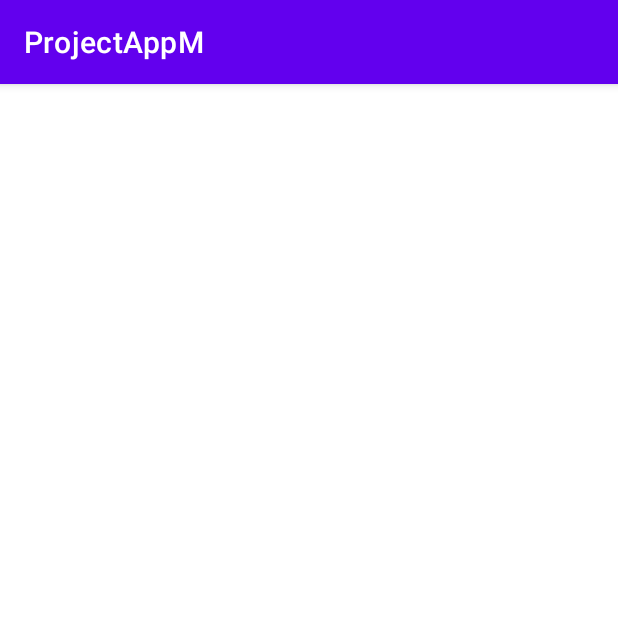
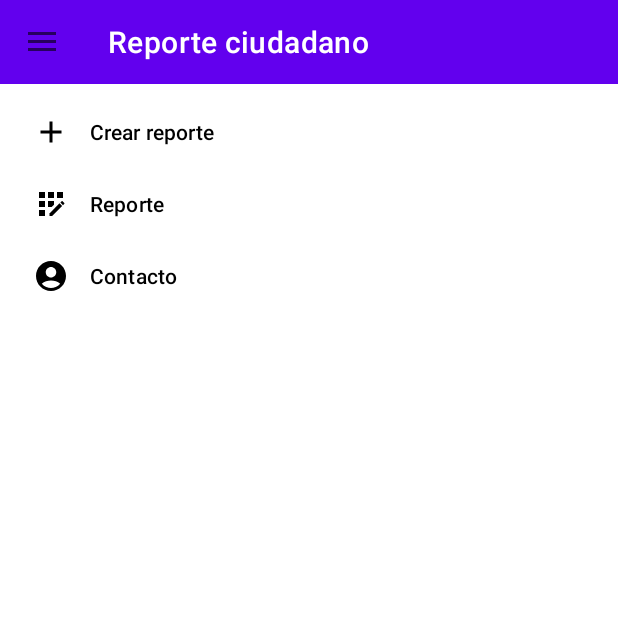
Before and after one commit to ELMANUZaZa/ProjectAppMobile, an Android app: the screen it shows after launch (MainActivity), on a phone screen of 412 x 824 dp, the top half of it. Run offline under Robolectric (Android 15) with nearby library versions, the phone set to English and light mode, and no system bars.

Commit message:
Se agrego el menu

```diff
--- a/app/src/main/AndroidManifest.xml
+++ b/app/src/main/AndroidManifest.xml
@@ -12,20 +12,20 @@
         android:supportsRtl="true"
         android:theme="@style/Theme.ProjectAppM"
         tools:targetApi="31" >
-        <activity
-            android:name=".MainActivity"
-            android:exported="true" >
 
-        </activity>
         <activity
             android:name=".splashActivity"
             android:exported="true" >
             <intent-filter>
                 <action android:name="android.intent.action.MAIN" />
-
                 <category android:name="android.intent.category.LAUNCHER" />
             </intent-filter>
         </activity>
+        <activity android:name=".MainActivity"
+            android:exported="true">
+
+        </activity>
+
     </application>
 
 </manifest>
--- a/app/src/main/java/mx/itson/edu/projectappm/MainActivity.java
+++ b/app/src/main/java/mx/itson/edu/projectappm/MainActivity.java
@@ -3,22 +3,32 @@ package mx.itson.edu.projectappm;
 import android.os.Bundle;
 
 import androidx.activity.EdgeToEdge;
+import androidx.appcompat.app.ActionBarDrawerToggle;
 import androidx.appcompat.app.AppCompatActivity;
+import androidx.appcompat.widget.Toolbar;
 import androidx.core.graphics.Insets;
 import androidx.core.view.ViewCompat;
 import androidx.core.view.WindowInsetsCompat;
+import androidx.drawerlayout.widget.DrawerLayout;
+
+import com.google.android.material.navigation.NavigationView;
 
 public class MainActivity extends AppCompatActivity {
 
     @Override
     protected void onCreate(Bundle savedInstanceState) {
         super.onCreate(savedInstanceState);
-        EdgeToEdge.enable(this);
         setContentView(R.layout.activity_main);
-        ViewCompat.setOnApplyWindowInsetsListener(findViewById(R.id.main), (v, insets) -> {
-            Insets systemBars = insets.getInsets(WindowInsetsCompat.Type.systemBars());
-            v.setPadding(systemBars.left, systemBars.top, systemBars.right, systemBars.bottom);
-            return insets;
-        });
+
+        Toolbar toolbar = findViewById(R.id.toolbar);
+        setSupportActionBar(toolbar);
+
+        DrawerLayout drawerLayout = findViewById(R.id.drawer_layout);
+        NavigationView navigationView = findViewById(R.id.nav_view);
+
+        ActionBarDrawerToggle toggle = new ActionBarDrawerToggle(this, drawerLayout, toolbar, R.string.open, R.string.close);
+        drawerLayout.addDrawerListener(toggle);
+        toggle.syncState();
+
     }
 }
--- a/app/src/main/java/mx/itson/edu/projectappm/splashActivity.java
+++ b/app/src/main/java/mx/itson/edu/projectappm/splashActivity.java
@@ -4,28 +4,21 @@ import android.content.Intent;
 import android.os.Bundle;
 import android.os.Handler;
 
-import androidx.activity.EdgeToEdge;
 import androidx.appcompat.app.AppCompatActivity;
-import androidx.core.graphics.Insets;
-import androidx.core.view.ViewCompat;
-import androidx.core.view.WindowInsetsCompat;
 
 public class splashActivity extends AppCompatActivity {
-    private static final int Splash_Time = 3000;
+    private static final int Splash_Time = 2000;
 
     @Override
     protected void onCreate(Bundle savedInstanceState) {
         super.onCreate(savedInstanceState);
         setContentView(R.layout.activity_splash);
 
-        new Handler().postDelayed(new Runnable() {
-        @Override
-            public void run(){
-            Intent intent = new Intent(splashActivity.this, MainActivity.class);
-            startActivity(intent);
+        new Handler().postDelayed(() -> {
+            startActivity(new Intent(splashActivity.this, MainActivity.class));
             finish();
-        }
         }, Splash_Time);
+
 
     }
 }
--- /dev/null
+++ b/app/src/main/res/drawable/ic_add.xml
@@ -0,0 +1,5 @@
+<vector xmlns:android="http://schemas.android.com/apk/res/android" android:height="24dp" android:tint="#000000" android:viewportHeight="24" android:viewportWidth="24" android:width="24dp">
+
+    <path android:fillColor="@android:color/white" android:pathData="M19,13h-6v6h-2v-6H5v-2h6V5h2v6h6v2z"/>
+
+</vector>
--- /dev/null
+++ b/app/src/main/res/drawable/ic_contact.xml
@@ -0,0 +1,5 @@
+<vector xmlns:android="http://schemas.android.com/apk/res/android" android:height="24dp" android:tint="#000000" android:viewportHeight="24" android:viewportWidth="24" android:width="24dp">
+
+    <path android:fillColor="@android:color/white" android:pathData="M12,2C6.48,2 2,6.48 2,12s4.48,10 10,10s10,-4.48 10,-10S17.52,2 12,2zM12,6c1.93,0 3.5,1.57 3.5,3.5S13.93,13 12,13s-3.5,-1.57 -3.5,-3.5S10.07,6 12,6zM12,20c-2.03,0 -4.43,-0.82 -6.14,-2.88C7.55,15.8 9.68,15 12,15s4.45,0.8 6.14,2.12C16.43,19.18 14.03,20 12,20z"/>
+
+</vector>
--- /dev/null
+++ b/app/src/main/res/drawable/ic_report.xml
@@ -0,0 +1,19 @@
+<vector xmlns:android="http://schemas.android.com/apk/res/android" android:height="24dp" android:tint="#000000" android:viewportHeight="24" android:viewportWidth="24" android:width="24dp">
+
+    <path android:fillColor="@android:color/white" android:pathData="M10,4h4v4h-4z"/>
+
+    <path android:fillColor="@android:color/white" android:pathData="M4,16h4v4h-4z"/>
+
+    <path android:fillColor="@android:color/white" android:pathData="M4,10h4v4h-4z"/>
+
+    <path android:fillColor="@android:color/white" android:pathData="M4,4h4v4h-4z"/>
+
+    <path android:fillColor="@android:color/white" android:pathData="M14,12.42l0,-2.42l-4,0l0,4l2.42,0z"/>
+
+    <path android:fillColor="@android:color/white" android:pathData="M20.88,11.29l-1.17,-1.17c-0.16,-0.16 -0.42,-0.16 -0.58,0L18.25,11L20,12.75l0.88,-0.88C21.04,11.71 21.04,11.45 20.88,11.29z"/>
+
+    <path android:fillColor="@android:color/white" android:pathData="M11,18.25l0,1.75l1.75,0l6.67,-6.67l-1.75,-1.75z"/>
+
+    <path android:fillColor="@android:color/white" android:pathData="M16,4h4v4h-4z"/>
+
+</vector>
--- a/app/src/main/res/layout/activity_main.xml
+++ b/app/src/main/res/layout/activity_main.xml
@@ -1,11 +1,39 @@
 <?xml version="1.0" encoding="utf-8"?>
-<androidx.constraintlayout.widget.ConstraintLayout
+<androidx.drawerlayout.widget.DrawerLayout
     xmlns:android="http://schemas.android.com/apk/res/android"
     xmlns:tools="http://schemas.android.com/tools"
     xmlns:app="http://schemas.android.com/apk/res-auto"
-    android:id="@+id/main"
+    android:id="@+id/drawer_layout"
     android:layout_width="match_parent"
     android:layout_height="match_parent"
     tools:context=".MainActivity">
 
-  </androidx.constraintlayout.widget.ConstraintLayout>
+  <LinearLayout
+      android:layout_width="match_parent"
+      android:layout_height="match_parent"
+      android:orientation="vertical">
+
+    <androidx.appcompat.widget.Toolbar
+        android:id="@+id/toolbar"
+        android:layout_width="match_parent"
+        android:layout_height="?attr/actionBarSize"
+        android:background="?attr/colorPrimary"
+        app:title="Reporte ciudadano"
+        app:titleTextColor="@android:color/white"/>
+
+  <FrameLayout
+      android:id="@+id/content_frame"
+      android:layout_width="wrap_content"
+      android:layout_height="wrap_content"/>
+
+    <com.google.android.material.navigation.NavigationView
+        android:id="@+id/nav_view"
+        android:layout_width="wrap_content"
+        android:layout_height="wrap_content"
+        android:layout_gravity="start"
+        app:menu="@menu/menu_nav" />
+
+  </LinearLayout>
+
+
+</androidx.drawerlayout.widget.DrawerLayout>
--- a/app/src/main/res/layout/activity_splash.xml
+++ b/app/src/main/res/layout/activity_splash.xml
@@ -8,7 +8,9 @@
 
     <ImageView
         android:layout_width="wrap_content"
-        android:layout_height="721dp"
-        android:src="@drawable/logo" />
+        android:layout_height="wrap_content"
+        android:adjustViewBounds="true"
+        android:scaleType="fitCenter"
+        android:src="@drawable/logo"/>
 
 </LinearLayout>
--- /dev/null
+++ b/app/src/main/res/menu/menu_nav.xml
@@ -0,0 +1,12 @@
+<?xml version="1.0" encoding="utf-8"?>
+<menu xmlns:android="http://schemas.android.com/apk/res/android">
+<item android:id="@+id/nav_add"
+    android:title="Crear reporte"
+    android:icon="@drawable/ic_add" />
+    <item android:id="@+id/nav_report"
+        android:title="Reporte"
+        android:icon="@drawable/ic_report"/>
+    <item android:id="@+id/nav_contact"
+        android:title="Contacto"
+        android:icon="@drawable/ic_contact"/>
+</menu>
--- a/app/src/main/res/values-night/themes.xml
+++ b/app/src/main/res/values-night/themes.xml
@@ -12,5 +12,8 @@
         <!-- Status bar color. -->
         <item name="android:statusBarColor">?attr/colorPrimaryVariant</item>
         <!-- Customize your theme here. -->
+        <item name="windowActionBar">false</item>
+        <item name="windowNoTitle">true</item>
+
     </style>
 </resources>
--- a/app/src/main/res/values/strings.xml
+++ b/app/src/main/res/values/strings.xml
@@ -1,3 +1,5 @@
 <resources>
-    <string name="app_name">ProjectAppM</string>
+    <string name="app_name">Reporte ciudadano</string>
+    <string name="open">Abrir menu </string>
+    <string name="close">Cerrar menu </string>
 </resources>
--- a/app/src/main/res/values/themes.xml
+++ b/app/src/main/res/values/themes.xml
@@ -12,5 +12,8 @@
         <!-- Status bar color. -->
         <item name="android:statusBarColor">?attr/colorPrimaryVariant</item>
         <!-- Customize your theme here. -->
+        <item name="windowActionBar">false</item>
+        <item name="windowNoTitle">true</item>
+
     </style>
 </resources>
```
